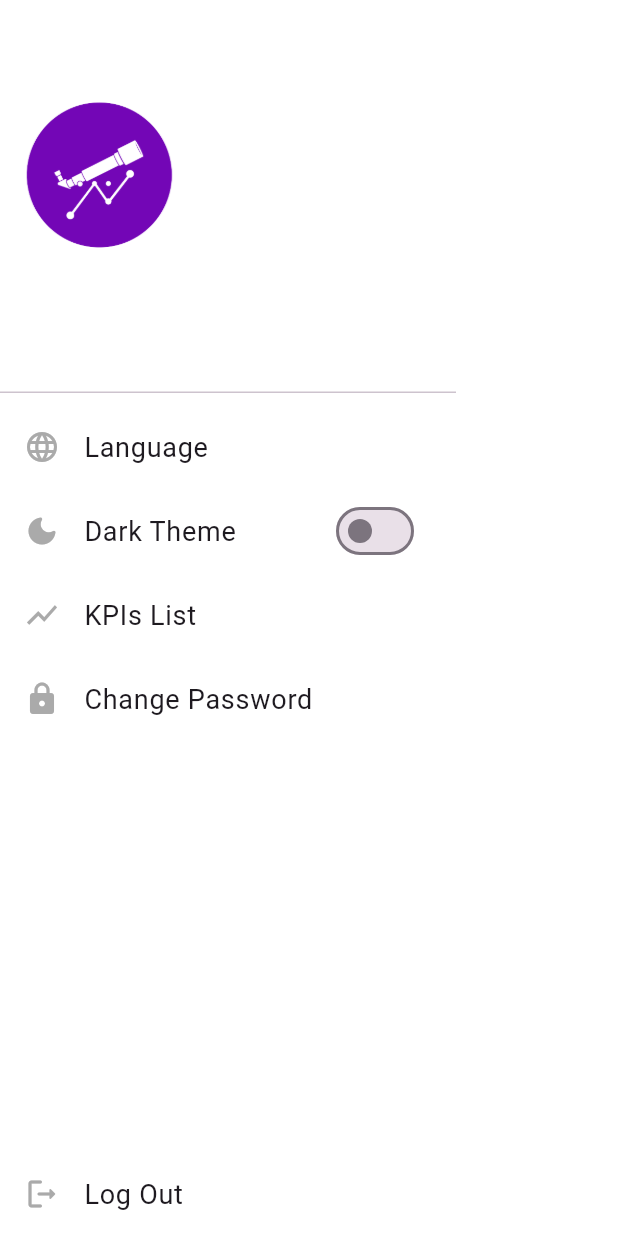
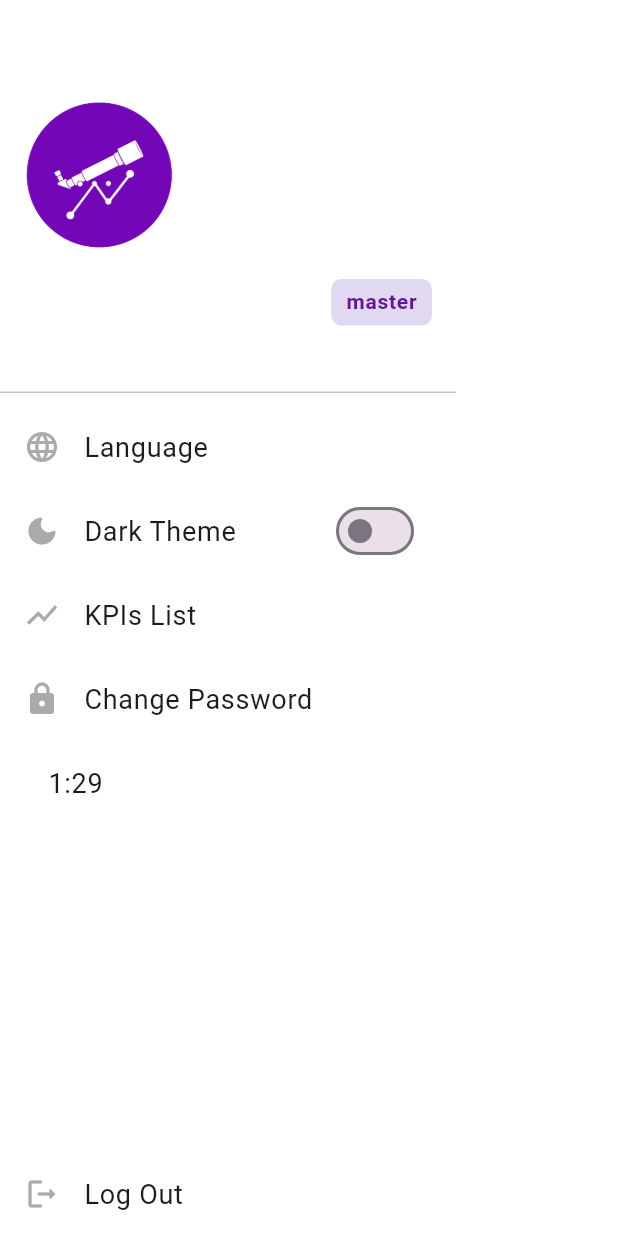
Before and after one commit to NOORABUSALEM/telescope_phone_v2, a Flutter app: the AppDrawer widget shown alone on an empty page, opened directly, on a phone screen of 412 x 824 dp. Run offline on Flutter 3.47's test engine with Material 3 defaults, Android fonts, the phone set to English and light mode, and no system bars; drawn by our look-alikes of showcaseview; our stand-ins replace bloc, dio, equatable, firebase_core, fl_chart, flutter_bloc and 3 more; missing offline and left inert: flutter_math_fork; accounts and stored records are empty; network calls fail; Roboto replaces fonts that are missing (NotoKufi).

Commit message:
my big changes of the app finish the function requirement

```diff
--- a/lib/presentation/components/customTextField.dart
+++ b/lib/presentation/components/customTextField.dart
@@ -45,9 +45,9 @@ class _CustomTextFieldState extends State<CustomTextField> {
     _internalController = widget.controller ?? TextEditingController();
 
     if (widget.label == "email") {
-      _internalController.text = "omarabusalem@gmail.com";
+      _internalController.text = "";
     } else if (widget.label == "password") {
-      _internalController.text = "12345678";
+      _internalController.text = "";
     }
   }
 
--- a/lib/presentation/components/drawer.dart
+++ b/lib/presentation/components/drawer.dart
@@ -12,6 +12,7 @@ import 'package:telescope_phone_v2/presentation/screens/all_KPIs/all_kpis.dart';
 import '../../core/services/info_service.dart';
 import '../../core/styles/color_constants.dart';
 import '../../data/cubits/login_cubit/login_cubit.dart';
+import '../widgets/Timer_widget.dart';
 import 'languageSelector.dart';
 
 class AppDrawer extends StatefulWidget {
@@ -52,7 +53,7 @@ class _AppDrawerState extends State<AppDrawer> {
     setState(() {
       userName = name ?? 'Guest';
       userEmail = email ?? 'Guest';
-      userRole = role ?? 'Guest';
+      userRole = role ?? 'master';
     });
   }
 
@@ -101,7 +102,7 @@ class _AppDrawerState extends State<AppDrawer> {
                                   fontSize: 20, fontWeight: FontWeight.w600),
                             ),
                             const Expanded(child: SizedBox()),
-                            if (userRole == "employee")
+                            if (userRole == "admin")
                               Container(
                                 decoration: BoxDecoration(
                                   color:
@@ -112,7 +113,7 @@ class _AppDrawerState extends State<AppDrawer> {
                                   padding: const EdgeInsets.symmetric(
                                       horizontal: 10, vertical: 5),
                                   child: Text(
-                                    (context).trans("employee"),
+                                    (context).trans("admin"),
                                     style: const TextStyle(
                                         color: AppColors.yellowColor,
                                         fontSize: 14,
@@ -120,18 +121,37 @@ class _AppDrawerState extends State<AppDrawer> {
                                   ),
                                 ),
                               ),
-                            if (userRole == "manager")
+                            if (userRole == "master")
                               Container(
                                 decoration: BoxDecoration(
                                   color:
-                                      const Color(0xFF24A959).withOpacity(0.2),
+                                       Colors.deepPurple.withOpacity(0.2),
                                   borderRadius: BorderRadius.circular(7),
                                 ),
                                 child: Padding(
                                   padding: const EdgeInsets.symmetric(
                                       horizontal: 10, vertical: 5),
                                   child: Text(
-                                    (context).trans("manager"),
+                                    (context).trans("master"),
+                                    style: const TextStyle(
+                                        color: AppColors.primary,
+                                        fontSize: 14,
+                                        fontWeight: FontWeight.w600),
+                                  ),
+                                ),
+                              ),
+                            if (userRole == "employee")
+                              Container(
+                                decoration: BoxDecoration(
+                                  color:
+                                  const Color(0xFF24A959).withOpacity(0.2),
+                                  borderRadius: BorderRadius.circular(7),
+                                ),
+                                child: Padding(
+                                  padding: const EdgeInsets.symmetric(
+                                      horizontal: 10, vertical: 5),
+                                  child: Text(
+                                    (context).trans("employee"),
                                     style: const TextStyle(
                                         color: AppColors.upArrowColor,
                                         fontSize: 14,
@@ -176,6 +196,13 @@ class _AppDrawerState extends State<AppDrawer> {
                     _showChangePasswordDialog(context);
                   },
                 ),
+                 Container(
+                   margin: const EdgeInsets.symmetric(horizontal: 16),
+                   child: ListTile(
+                     title: TimerWidget(),
+                   ),
+                 ),
+
               ],
             ),
           ),
--- a/lib/presentation/components/kpiCard.dart
+++ b/lib/presentation/components/kpiCard.dart
@@ -56,7 +56,7 @@ class KpiCard extends StatelessWidget {
                         fontWeight: FontWeight.w500,
                       ),
                     ),
-                    PercentageWidget(percentage: kpiItem.kpiData!.compilationData[0],
+                    PercentageWidget(percentage: kpiItem.kpiData!.compilationData[0], isPositive: kpiItem.positiveDirection??true
                     )
                   ],
                 ),
--- /dev/null
+++ b/lib/presentation/widgets/Timer_widget.dart
@@ -0,0 +1,46 @@
+import 'dart:async';
+  import 'package:flutter/material.dart';
+  import 'package:telescope_phone_v2/presentation/routers/app_routes.dart';
+
+  class TimerWidget extends StatefulWidget {
+    @override
+    _TimerWidgetState createState() => _TimerWidgetState();
+  }
+
+  class _TimerWidgetState extends State<TimerWidget> {
+    late Timer _timer;
+    int _start = 90; // 1 minute and 30 seconds
+
+    @override
+    void initState() {
+      super.initState();
+      startTimer();
+    }
+
+    void startTimer() {
+      _timer = Timer.periodic(Duration(seconds: 1), (timer) {
+        if (_start == 0) {
+          _timer.cancel();
+          // Navigate to login screen
+          Navigator.pushReplacementNamed(context, AppRoutes.login);
+        } else {
+          setState(() {
+            _start--;
+          });
+        }
+      });
+    }
+
+    @override
+    void dispose() {
+      _timer.cancel();
+      super.dispose();
+    }
+
+    @override
+    Widget build(BuildContext context) {
+      int minutes = _start ~/ 60;
+      int seconds = _start % 60;
+      return Text('$minutes:${seconds.toString().padLeft(2, '0')}');
+    }
+  }
--- a/pubspec.yaml
+++ b/pubspec.yaml
@@ -41,7 +41,7 @@ dependencies:
   shared_preferences: ^2.3.2
   gap: ^3.0.1
   dio: ^5.7.0
-  fl_chart: ^0.70.2
+  fl_chart: 0.66.1
   showcaseview: ^3.0.0
   share_plus: ^10.1.4
   firebase_core: ^3.11.0
```
Also changed, not shown: lib/l10n/ar.json (+13 -1 lines), lib/l10n/en.json (+12 -1 lines), lib/presentation/components/presenteg.dart (+15 -5 lines), lib/presentation/screens/about/about_kpi.dart (+18 -11 lines), lib/presentation/screens/kpi_statistics/kpi_Statistics.dart (+13 -9 lines), lib/presentation/screens/login/login_screen.dart (+7 -3 lines), lib/presentation/widgets/dynamicLineChart.dart (+11 -6 lines), lib/presentation/widgets/vertical_chart_screen.dart (+21 -14 lines), pubspec.lock.
